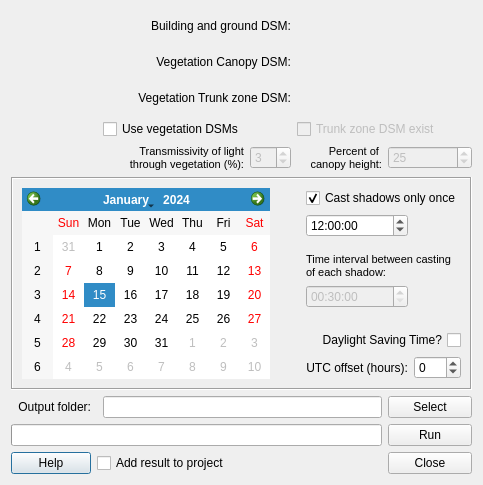
Old version of the form ShadowGenerator/shadow_generator_dialog_base.ui in the repository UMEP-dev/UMEP.
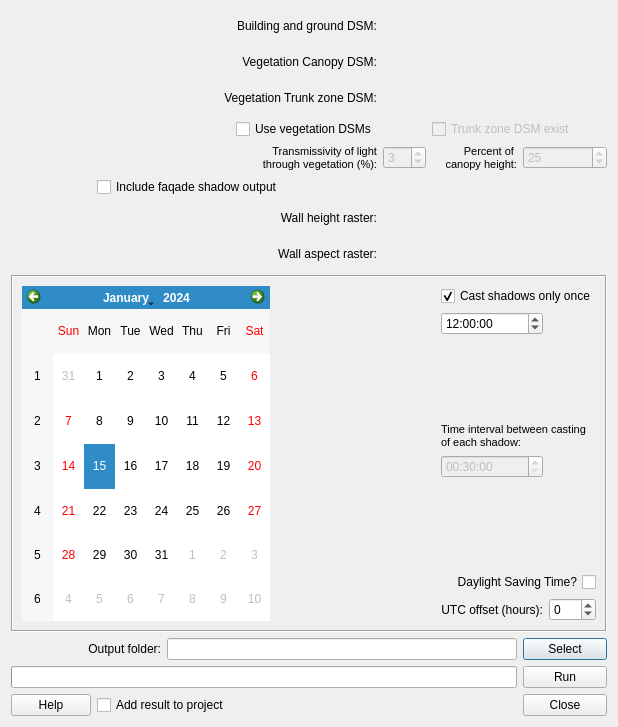
New version of the form.

```diff
--- a/ShadowGenerator/shadow_generator_dialog_base.ui
+++ b/ShadowGenerator/shadow_generator_dialog_base.ui
@@ -9,8 +9,8 @@
    <rect>
     <x>0</x>
     <y>0</y>
-    <width>470</width>
-    <height>485</height>
+    <width>618</width>
+    <height>727</height>
    </rect>
   </property>
   <property name="windowTitle">
@@ -20,35 +20,7 @@
    <string/>
   </property>
   <layout class="QGridLayout" name="gridLayout_2">
-   <item row="4" column="1" colspan="2">
-    <widget class="QLabel" name="label_8">
-     <property name="text">
-      <string>&lt;!DOCTYPE HTML PUBLIC &quot;-//W3C//DTD HTML 4.0//EN&quot; &quot;http://www.w3.org/TR/REC-html40/strict.dtd&quot;&gt;
-&lt;html&gt;&lt;head&gt;&lt;meta name=&quot;qrichtext&quot; content=&quot;1&quot; /&gt;&lt;style type=&quot;text/css&quot;&gt;
-p, li { white-space: pre-wrap; }
-&lt;/style&gt;&lt;/head&gt;&lt;body style=&quot; font-family:'MS Shell Dlg 2'; font-size:8.25pt; font-weight:400; font-style:normal;&quot;&gt;
-&lt;p style=&quot; margin-top:0px; margin-bottom:0px; margin-left:0px; margin-right:0px; -qt-block-indent:0; text-indent:0px;&quot;&gt;&lt;span style=&quot; font-size:8pt;&quot;&gt;Transmissivity of light&lt;/span&gt;&lt;/p&gt;
-&lt;p style=&quot; margin-top:0px; margin-bottom:0px; margin-left:0px; margin-right:0px; -qt-block-indent:0; text-indent:0px;&quot;&gt;&lt;span style=&quot; font-size:8pt;&quot;&gt;through vegetation (%):&lt;/span&gt;&lt;/p&gt;&lt;/body&gt;&lt;/html&gt;</string>
-     </property>
-     <property name="alignment">
-      <set>Qt::AlignRight|Qt::AlignTrailing|Qt::AlignVCenter</set>
-     </property>
-    </widget>
-   </item>
-   <item row="3" column="2">
-    <widget class="QCheckBox" name="checkBoxUseVeg">
-     <property name="enabled">
-      <bool>true</bool>
-     </property>
-     <property name="toolTip">
-      <string>&lt;html&gt;&lt;head/&gt;&lt;body&gt;&lt;p&gt;Tick this box if you want to include vegetation (trees and bushes) when shadows are generated. &lt;/p&gt;&lt;/body&gt;&lt;/html&gt;</string>
-     </property>
-     <property name="text">
-      <string>Use vegetation DSMs</string>
-     </property>
-    </widget>
-   </item>
-   <item row="0" column="2" colspan="3">
+   <item row="0" column="3">
     <widget class="QLabel" name="label">
      <property name="text">
       <string>Building and ground DSM:</string>
@@ -72,49 +44,7 @@
      <layout class="QGridLayout" name="gridLayout_8"/>
     </widget>
    </item>
-   <item row="2" column="1" colspan="4">
-    <widget class="QLabel" name="label_3">
-     <property name="text">
-      <string>Vegetation Trunk zone DSM:</string>
-     </property>
-     <property name="alignment">
-      <set>Qt::AlignRight|Qt::AlignTrailing|Qt::AlignVCenter</set>
-     </property>
-    </widget>
-   </item>
-   <item row="9" column="0">
-    <widget class="QPushButton" name="pushButtonHelp">
-     <property name="text">
-      <string>Help</string>
-     </property>
-    </widget>
-   </item>
-   <item row="4" column="6">
-    <widget class="QSpinBox" name="spinBoxTrunkHeight">
-     <property name="enabled">
-      <bool>false</bool>
-     </property>
-     <property name="value">
-      <number>25</number>
-     </property>
-    </widget>
-   </item>
-   <item row="4" column="5">
-    <widget class="QLabel" name="label_5">
-     <property name="text">
-      <string>&lt;!DOCTYPE HTML PUBLIC &quot;-//W3C//DTD HTML 4.0//EN&quot; &quot;http://www.w3.org/TR/REC-html40/strict.dtd&quot;&gt;
-&lt;html&gt;&lt;head&gt;&lt;meta name=&quot;qrichtext&quot; content=&quot;1&quot; /&gt;&lt;style type=&quot;text/css&quot;&gt;
-p, li { white-space: pre-wrap; }
-&lt;/style&gt;&lt;/head&gt;&lt;body style=&quot; font-family:'MS Shell Dlg 2'; font-size:8.25pt; font-weight:400; font-style:normal;&quot;&gt;
-&lt;p style=&quot; margin-top:0px; margin-bottom:0px; margin-left:0px; margin-right:0px; -qt-block-indent:0; text-indent:0px;&quot;&gt;&lt;span style=&quot; font-size:8pt;&quot;&gt;Percent of &lt;/span&gt;&lt;/p&gt;
-&lt;p style=&quot; margin-top:0px; margin-bottom:0px; margin-left:0px; margin-right:0px; -qt-block-indent:0; text-indent:0px;&quot;&gt;&lt;span style=&quot; font-size:8pt;&quot;&gt;canopy height:&lt;/span&gt;&lt;/p&gt;&lt;/body&gt;&lt;/html&gt;</string>
-     </property>
-     <property name="alignment">
-      <set>Qt::AlignRight|Qt::AlignTrailing|Qt::AlignVCenter</set>
-     </property>
-    </widget>
-   </item>
-   <item row="1" column="2" colspan="3">
+   <item row="1" column="3">
     <widget class="QLabel" name="label_2">
      <property name="text">
       <string>Vegetation Canopy DSM:</string>
@@ -124,26 +54,6 @@
      </property>
     </widget>
    </item>
-   <item row="4" column="3" colspan="2">
-    <widget class="QSpinBox" name="spinBoxTrans">
-     <property name="enabled">
-      <bool>false</bool>
-     </property>
-     <property name="value">
-      <number>3</number>
-     </property>
-    </widget>
-   </item>
-   <item row="9" column="1" colspan="3">
-    <widget class="QCheckBox" name="checkBoxIntoCanvas">
-     <property name="enabled">
-      <bool>true</bool>
-     </property>
-     <property name="text">
-      <string>Add result to project</string>
-     </property>
-    </widget>
-   </item>
    <item row="1" column="5" colspan="2">
     <widget class="QWidget" name="widgetCDSM" native="true">
      <property name="enabled">
@@ -161,6 +71,16 @@
      <layout class="QGridLayout" name="gridLayout_9"/>
     </widget>
    </item>
+   <item row="2" column="2" colspan="2">
+    <widget class="QLabel" name="label_3">
+     <property name="text">
+      <string>Vegetation Trunk zone DSM:</string>
+     </property>
+     <property name="alignment">
+      <set>Qt::AlignRight|Qt::AlignTrailing|Qt::AlignVCenter</set>
+     </property>
+    </widget>
+   </item>
    <item row="2" column="5" colspan="2">
     <widget class="QWidget" name="widgetTDSM" native="true">
      <property name="enabled">
@@ -178,6 +98,19 @@
      <layout class="QGridLayout" name="gridLayout_10"/>
     </widget>
    </item>
+   <item row="3" column="3">
+    <widget class="QCheckBox" name="checkBoxUseVeg">
+     <property name="enabled">
+      <bool>true</bool>
+     </property>
+     <property name="toolTip">
+      <string>&lt;html&gt;&lt;head/&gt;&lt;body&gt;&lt;p&gt;Tick this box if you want to include vegetation (trees and bushes) when shadows are generated. &lt;/p&gt;&lt;/body&gt;&lt;/html&gt;</string>
+     </property>
+     <property name="text">
+      <string>Use vegetation DSMs</string>
+     </property>
+    </widget>
+   </item>
    <item row="3" column="5" colspan="2">
     <widget class="QCheckBox" name="checkBoxTrunkExist">
      <property name="enabled">
@@ -191,7 +124,124 @@
      </property>
     </widget>
    </item>
-   <item row="5" column="0" colspan="7">
+   <item row="4" column="2" colspan="2">
+    <widget class="QLabel" name="label_8">
+     <property name="text">
+      <string>&lt;!DOCTYPE HTML PUBLIC &quot;-//W3C//DTD HTML 4.0//EN&quot; &quot;http://www.w3.org/TR/REC-html40/strict.dtd&quot;&gt;
+&lt;html&gt;&lt;head&gt;&lt;meta name=&quot;qrichtext&quot; content=&quot;1&quot; /&gt;&lt;style type=&quot;text/css&quot;&gt;
+p, li { white-space: pre-wrap; }
+&lt;/style&gt;&lt;/head&gt;&lt;body style=&quot; font-family:'MS Shell Dlg 2'; font-size:8.25pt; font-weight:400; font-style:normal;&quot;&gt;
+&lt;p style=&quot; margin-top:0px; margin-bottom:0px; margin-left:0px; margin-right:0px; -qt-block-indent:0; text-indent:0px;&quot;&gt;&lt;span style=&quot; font-size:8pt;&quot;&gt;Transmissivity of light&lt;/span&gt;&lt;/p&gt;
+&lt;p style=&quot; margin-top:0px; margin-bottom:0px; margin-left:0px; margin-right:0px; -qt-block-indent:0; text-indent:0px;&quot;&gt;&lt;span style=&quot; font-size:8pt;&quot;&gt;through vegetation (%):&lt;/span&gt;&lt;/p&gt;&lt;/body&gt;&lt;/html&gt;</string>
+     </property>
+     <property name="alignment">
+      <set>Qt::AlignRight|Qt::AlignTrailing|Qt::AlignVCenter</set>
+     </property>
+    </widget>
+   </item>
+   <item row="4" column="4">
+    <widget class="QSpinBox" name="spinBoxTrans">
+     <property name="enabled">
+      <bool>false</bool>
+     </property>
+     <property name="value">
+      <number>3</number>
+     </property>
+    </widget>
+   </item>
+   <item row="4" column="5">
+    <widget class="QLabel" name="label_5">
+     <property name="text">
+      <string>&lt;!DOCTYPE HTML PUBLIC &quot;-//W3C//DTD HTML 4.0//EN&quot; &quot;http://www.w3.org/TR/REC-html40/strict.dtd&quot;&gt;
+&lt;html&gt;&lt;head&gt;&lt;meta name=&quot;qrichtext&quot; content=&quot;1&quot; /&gt;&lt;style type=&quot;text/css&quot;&gt;
+p, li { white-space: pre-wrap; }
+&lt;/style&gt;&lt;/head&gt;&lt;body style=&quot; font-family:'MS Shell Dlg 2'; font-size:8.25pt; font-weight:400; font-style:normal;&quot;&gt;
+&lt;p style=&quot; margin-top:0px; margin-bottom:0px; margin-left:0px; margin-right:0px; -qt-block-indent:0; text-indent:0px;&quot;&gt;&lt;span style=&quot; font-size:8pt;&quot;&gt;Percent of &lt;/span&gt;&lt;/p&gt;
+&lt;p style=&quot; margin-top:0px; margin-bottom:0px; margin-left:0px; margin-right:0px; -qt-block-indent:0; text-indent:0px;&quot;&gt;&lt;span style=&quot; font-size:8pt;&quot;&gt;canopy height:&lt;/span&gt;&lt;/p&gt;&lt;/body&gt;&lt;/html&gt;</string>
+     </property>
+     <property name="alignment">
+      <set>Qt::AlignRight|Qt::AlignTrailing|Qt::AlignVCenter</set>
+     </property>
+    </widget>
+   </item>
+   <item row="4" column="6">
+    <widget class="QSpinBox" name="spinBoxTrunkHeight">
+     <property name="enabled">
+      <bool>false</bool>
+     </property>
+     <property name="value">
+      <number>25</number>
+     </property>
+    </widget>
+   </item>
+   <item row="5" column="1" colspan="3">
+    <widget class="QCheckBox" name="checkBoxWallsh">
+     <property name="enabled">
+      <bool>true</bool>
+     </property>
+     <property name="toolTip">
+      <string>&lt;html&gt;&lt;head/&gt;&lt;body&gt;&lt;p&gt;Tick this box if you want to include vegetation (trees and bushes) when shadows are generated. &lt;/p&gt;&lt;/body&gt;&lt;/html&gt;</string>
+     </property>
+     <property name="text">
+      <string>Include faqade shadow output</string>
+     </property>
+    </widget>
+   </item>
+   <item row="6" column="3">
+    <widget class="QLabel" name="label_10">
+     <property name="text">
+      <string>Wall height raster:</string>
+     </property>
+     <property name="alignment">
+      <set>Qt::AlignRight|Qt::AlignTrailing|Qt::AlignVCenter</set>
+     </property>
+    </widget>
+   </item>
+   <item row="6" column="5" colspan="2">
+    <widget class="QWidget" name="widgetWallHeight" native="true">
+     <property name="enabled">
+      <bool>false</bool>
+     </property>
+     <property name="minimumSize">
+      <size>
+       <width>175</width>
+       <height>30</height>
+      </size>
+     </property>
+     <property name="layoutDirection">
+      <enum>Qt::LeftToRight</enum>
+     </property>
+     <layout class="QGridLayout" name="gridLayout_11"/>
+    </widget>
+   </item>
+   <item row="7" column="3">
+    <widget class="QLabel" name="label_9">
+     <property name="text">
+      <string>Wall aspect raster:</string>
+     </property>
+     <property name="alignment">
+      <set>Qt::AlignRight|Qt::AlignTrailing|Qt::AlignVCenter</set>
+     </property>
+    </widget>
+   </item>
+   <item row="7" column="5" colspan="2">
+    <widget class="QWidget" name="widgetWallAspect" native="true">
+     <property name="enabled">
+      <bool>false</bool>
+     </property>
+     <property name="minimumSize">
+      <size>
+       <width>175</width>
+       <height>30</height>
+      </size>
+     </property>
+     <property name="layoutDirection">
+      <enum>Qt::LeftToRight</enum>
+     </property>
+     <layout class="QGridLayout" name="gridLayout_12"/>
+    </widget>
+   </item>
+   <item row="8" column="0" colspan="7">
     <widget class="QFrame" name="frame">
      <property name="frameShape">
       <enum>QFrame::Box</enum>
@@ -356,24 +406,14 @@
      </layout>
     </widget>
    </item>
-   <item row="7" column="0">
-    <widget class="QLabel" name="label_4">
-     <property name="text">
-      <string>Output folder:</string>
-     </property>
-     <property name="alignment">
-      <set>Qt::AlignRight|Qt::AlignTrailing|Qt::AlignVCenter</set>
-     </property>
-    </widget>
-   </item>
-   <item row="7" column="6">
+   <item row="9" column="6">
     <widget class="QPushButton" name="pushButtonSave">
      <property name="text">
       <string>Select</string>
      </property>
     </widget>
    </item>
-   <item row="8" column="6">
+   <item row="10" column="6">
     <widget class="QPushButton" name="runButton">
      <property name="cursor">
       <cursorShape>ArrowCursor</cursorShape>
@@ -383,17 +423,34 @@
      </property>
     </widget>
    </item>
-   <item row="9" column="6">
+   <item row="11" column="6">
     <widget class="QPushButton" name="pushButton">
      <property name="text">
       <string>Close</string>
      </property>
     </widget>
    </item>
-   <item row="7" column="2" colspan="4">
+   <item row="9" column="2" colspan="4">
     <widget class="QLineEdit" name="textOutput"/>
    </item>
-   <item row="8" column="0" colspan="6">
+   <item row="11" column="0">
+    <widget class="QPushButton" name="pushButtonHelp">
+     <property name="text">
+      <string>Help</string>
+     </property>
+    </widget>
+   </item>
+   <item row="9" column="0" colspan="2">
+    <widget class="QLabel" name="label_4">
+     <property name="text">
+      <string>Output folder:</string>
+     </property>
+     <property name="alignment">
+      <set>Qt::AlignRight|Qt::AlignTrailing|Qt::AlignVCenter</set>
+     </property>
+    </widget>
+   </item>
+   <item row="10" column="0" colspan="6">
     <widget class="QProgressBar" name="progressBar">
      <property name="value">
       <number>0</number>
@@ -403,6 +460,16 @@
      </property>
     </widget>
    </item>
+   <item row="11" column="1" colspan="2">
+    <widget class="QCheckBox" name="checkBoxIntoCanvas">
+     <property name="enabled">
+      <bool>true</bool>
+     </property>
+     <property name="text">
+      <string>Add result to project</string>
+     </property>
+    </widget>
+   </item>
   </layout>
  </widget>
  <resources/>
```
Left out of the diff: 104 changed lines with no effect on the pictures.
